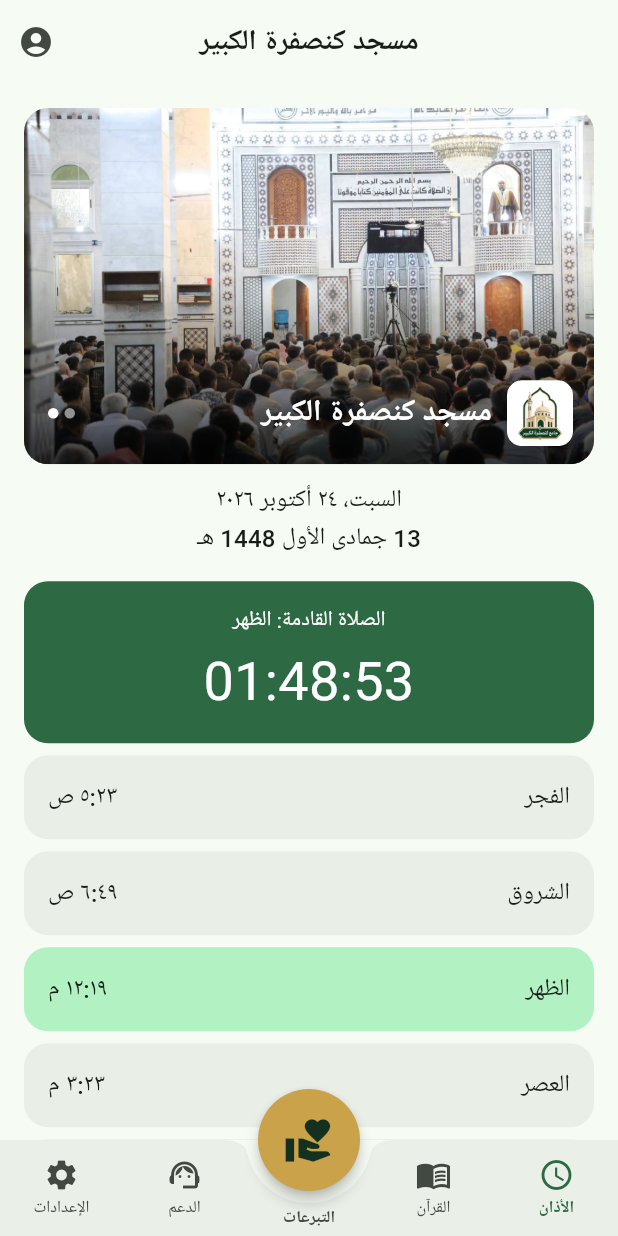
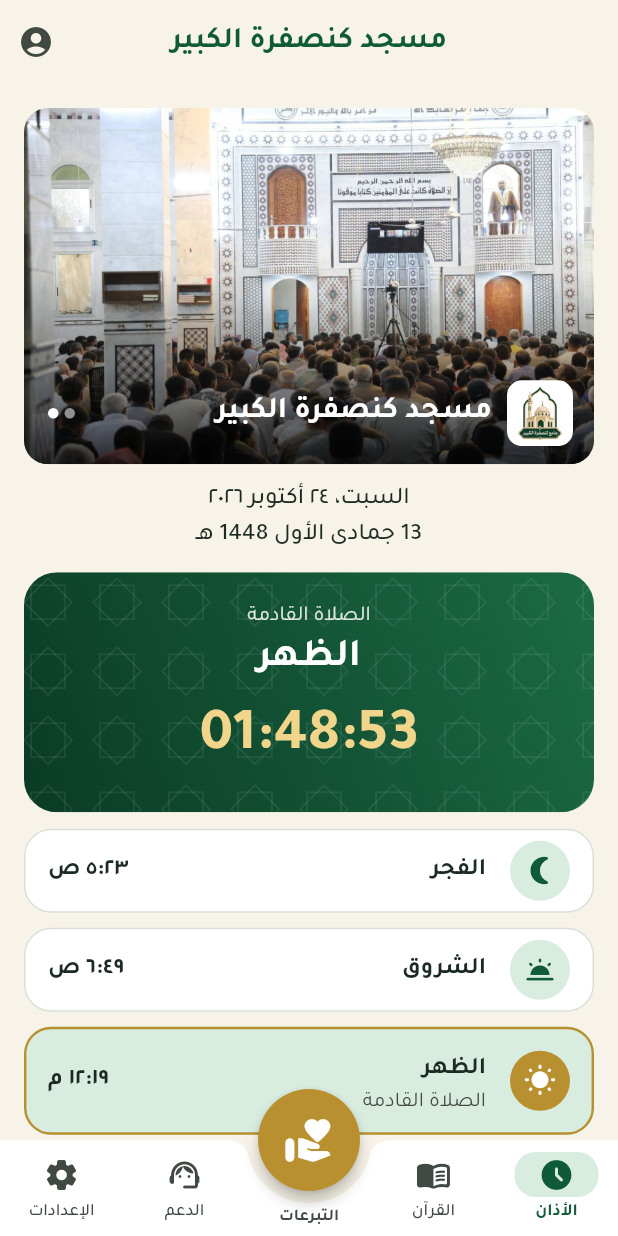
Before and after one commit to mohamedal2min-u/kansafra-mosque-app, a Flutter app: the screen it shows after launch, on a phone screen of 412 x 824 dp. Run offline on Flutter 3.47's test engine with Material 3 defaults, Android fonts, the phone set to English and light mode, and no system bars; our stand-ins replace adhan, flutter_local_notifications, google_sign_in, hijri, just_audio, permission_handler and 2 more.

Commit message:
Design refresh (Tajawal font, new palette, next-prayer card, icons), release signing via secrets
Co-Authored-By: Claude Sonnet 5.5 <noreply@anthropic.com>
Claude-Session: https://claude.ai/code/session_01XkGBCwJKScyzzPNe4HDGLL

```diff
--- a/lib/account/account_screen.dart
+++ b/lib/account/account_screen.dart
@@ -114,7 +114,7 @@ class _Donations extends StatelessWidget {
       const Divider(),
       for (final d in items)
         ListTile(
-          leading: const Icon(Icons.volunteer_activism),
+          leading: Icon(Icons.favorite_rounded, color: Theme.of(context).colorScheme.tertiary),
           title: Text(d.amount.isEmpty ? 'تبرّعت' : 'تبرّعت بـ ${d.amount}'),
           subtitle: Text('${_when(d.date)}${d.name.isEmpty ? '' : ' • ${d.name}'}'),
         ),
--- a/lib/donors/donors_tab.dart
+++ b/lib/donors/donors_tab.dart
@@ -70,7 +70,7 @@ class _DonorsListState extends State<DonorsList> {
                       ),
                     for (final d in list)
                       ListTile(
-                        leading: const Icon(Icons.volunteer_activism),
+                        leading: Icon(Icons.favorite_rounded, color: Theme.of(context).colorScheme.tertiary),
                         title: Text(d.line),
                         subtitle: Text(_when(d.date)),
                       ),
--- a/lib/main.dart
+++ b/lib/main.dart
@@ -23,38 +23,56 @@ Future<void> main() async {
   runApp(const MosqueApp());
 }
 
+const kGreen = Color(0xFF0F5A38);
+const kGold = Color(0xFFB8902F);
+
 ThemeData _theme(Brightness b) {
-  final scheme = ColorScheme.fromSeed(
-    seedColor: const Color(0xFF1B6B3F),
-    brightness: b,
-    tertiary: const Color(0xFFC9A24A), // ذهبي للتبرع والتمييز
+  final dark = b == Brightness.dark;
+  final base = ColorScheme.fromSeed(seedColor: kGreen, brightness: b);
+  final scheme = base.copyWith(
+    primary: dark ? const Color(0xFF7CD3A6) : kGreen,
+    onPrimary: dark ? const Color(0xFF06271A) : Colors.white,
+    primaryContainer: dark ? const Color(0xFF1C4A33) : const Color(0xFFD9ECE0),
+    onPrimaryContainer: dark ? const Color(0xFFD9ECE0) : const Color(0xFF0A3B25),
+    tertiary: dark ? const Color(0xFFE2B957) : kGold,
+    surface: dark ? const Color(0xFF0E1A14) : const Color(0xFFF7F3E8),
+    onSurface: dark ? const Color(0xFFE8EFEA) : const Color(0xFF1B2A22),
+    surfaceContainerHighest: dark ? const Color(0xFF18281F) : Colors.white,
   );
   return ThemeData(
     colorScheme: scheme,
     useMaterial3: true,
+    fontFamily: 'Tajawal',
     scaffoldBackgroundColor: scheme.surface,
     appBarTheme: AppBarTheme(
       centerTitle: true,
       backgroundColor: scheme.surface,
       surfaceTintColor: Colors.transparent,
-      titleTextStyle: TextStyle(color: scheme.onSurface, fontSize: 19, fontWeight: FontWeight.bold),
+      titleTextStyle: TextStyle(fontFamily: 'Tajawal', color: scheme.primary, fontSize: 20, fontWeight: FontWeight.w700),
     ),
     cardTheme: CardThemeData(
       elevation: 0,
-      color: scheme.surfaceContainerHighest.withValues(alpha: 0.55),
-      margin: const EdgeInsets.symmetric(vertical: 4),
-      shape: RoundedRectangleBorder(borderRadius: BorderRadius.circular(16)),
+      color: scheme.surfaceContainerHighest,
+      margin: const EdgeInsets.symmetric(vertical: 5),
+      shape: RoundedRectangleBorder(
+        borderRadius: BorderRadius.circular(18),
+        side: BorderSide(color: scheme.outlineVariant.withValues(alpha: 0.6)),
+      ),
     ),
     listTileTheme: const ListTileThemeData(contentPadding: EdgeInsets.symmetric(horizontal: 16)),
     inputDecorationTheme: InputDecorationTheme(
-      border: OutlineInputBorder(borderRadius: BorderRadius.circular(12)),
+      filled: true,
+      fillColor: scheme.surfaceContainerHighest,
+      border: OutlineInputBorder(borderRadius: BorderRadius.circular(14)),
     ),
     filledButtonTheme: FilledButtonThemeData(
       style: FilledButton.styleFrom(
-        minimumSize: const Size.fromHeight(50),
-        shape: RoundedRectangleBorder(borderRadius: BorderRadius.circular(14)),
+        minimumSize: const Size.fromHeight(52),
+        textStyle: const TextStyle(fontFamily: 'Tajawal', fontWeight: FontWeight.w700, fontSize: 16),
+        shape: RoundedRectangleBorder(borderRadius: BorderRadius.circular(16)),
       ),
     ),
+    bottomAppBarTheme: BottomAppBarThemeData(color: scheme.surfaceContainerHighest, surfaceTintColor: Colors.transparent),
   );
 }
 
@@ -103,9 +121,17 @@ class _HomeShellState extends State<HomeShell> {
         child: Padding(
           padding: const EdgeInsets.symmetric(vertical: 8),
           child: Column(mainAxisSize: MainAxisSize.min, children: [
-            Icon(icon, color: color),
+            AnimatedContainer(
+              duration: const Duration(milliseconds: 200),
+              padding: const EdgeInsets.symmetric(horizontal: 16, vertical: 3),
+              decoration: BoxDecoration(
+                color: selected ? scheme.primaryContainer : Colors.transparent,
+                borderRadius: BorderRadius.circular(14),
+              ),
+              child: Icon(icon, color: color, size: 24),
+            ),
             const SizedBox(height: 2),
-            Text(label, style: TextStyle(fontSize: 11, color: color, fontWeight: selected ? FontWeight.bold : null)),
+            Text(label, style: TextStyle(fontSize: 11.5, color: color, fontWeight: selected ? FontWeight.w700 : FontWeight.w500)),
           ]),
         ),
       ),
@@ -137,10 +163,10 @@ class _HomeShellState extends State<HomeShell> {
           shape: const CircleBorder(),
           elevation: donating ? 8 : 4,
           backgroundColor: scheme.tertiary,
-          foregroundColor: const Color(0xFF14301F),
+          foregroundColor: Colors.white,
           tooltip: 'التبرعات',
           onPressed: () => setState(() => _index = _donate),
-          child: const Icon(Icons.volunteer_activism, size: 34),
+          child: const Icon(Icons.volunteer_activism_rounded, size: 34),
         ),
       ),
       bottomNavigationBar: BottomAppBar(
@@ -149,8 +175,8 @@ class _HomeShellState extends State<HomeShell> {
         padding: EdgeInsets.zero,
         height: 64,
         child: Row(children: [
-          _item(0, Icons.access_time, 'الأذان'),
-          _item(1, Icons.menu_book, 'القرآن'),
+          _item(0, Icons.access_time_filled_rounded, 'الأذان'),
+          _item(1, Icons.menu_book_rounded, 'القرآن'),
           // مكان الزر الأوسط
           SizedBox(
             width: 84,
@@ -163,8 +189,8 @@ class _HomeShellState extends State<HomeShell> {
               ),
             ),
           ),
-          _item(3, Icons.support_agent, 'الدعم'),
-          _item(4, Icons.settings, 'الإعدادات'),
+          _item(3, Icons.support_agent_rounded, 'الدعم'),
+          _item(4, Icons.settings_rounded, 'الإعدادات'),
         ]),
       ),
     );
--- a/lib/screens/donations_screen.dart
+++ b/lib/screens/donations_screen.dart
@@ -30,7 +30,7 @@ class _DonationsScreenState extends State<DonationsScreen> {
         child: FilledButton.icon(
           style: FilledButton.styleFrom(
             backgroundColor: scheme.tertiary,
-            foregroundColor: const Color(0xFF14301F),
+            foregroundColor: Colors.white,
             minimumSize: const Size.fromHeight(54),
           ),
           onPressed: _donate,
--- a/lib/screens/prayer_times_screen.dart
+++ b/lib/screens/prayer_times_screen.dart
@@ -1,4 +1,5 @@
 import 'dart:async';
+import 'dart:math' as math;
 
 import 'package:flutter/material.dart';
 import 'package:hijri/hijri_calendar.dart';
@@ -17,6 +18,14 @@ class PrayerTimesScreen extends StatefulWidget {
 class _PrayerTimesScreenState extends State<PrayerTimesScreen> with WidgetsBindingObserver {
   static const _order = ['fajr', 'sunrise', 'dhuhr', 'asr', 'maghrib', 'isha'];
   static const _labels = {'sunrise': 'الشروق', ...PrayerCalc.names};
+  static const _icons = {
+    'fajr': Icons.nightlight_round,
+    'sunrise': Icons.wb_twilight_rounded,
+    'dhuhr': Icons.wb_sunny_rounded,
+    'asr': Icons.sunny,
+    'maghrib': Icons.nights_stay_rounded,
+    'isha': Icons.bedtime_rounded,
+  };
 
   Timer? _timer;
   // العدّاد يتحدّث بدون إعادة بناء الشاشة كلها، فيبقى الاستهلاك قليلًا.
@@ -117,35 +126,106 @@ class _PrayerTimesScreenState extends State<PrayerTimesScreen> with WidgetsBindi
           style: Theme.of(context).textTheme.titleMedium,
         ),
         const SizedBox(height: 12),
-        Card(
-          color: scheme.primary,
-          child: Padding(
-            padding: const EdgeInsets.all(16),
+        _NextPrayerCard(label: _labels[_nextKey]!, countdown: _countdown),
+        const SizedBox(height: 6),
+        for (final k in _order)
+          Card(
+            color: k == _nextKey ? scheme.primaryContainer : null,
+            shape: RoundedRectangleBorder(
+              borderRadius: BorderRadius.circular(18),
+              side: BorderSide(
+                color: k == _nextKey ? scheme.tertiary : scheme.outlineVariant.withValues(alpha: 0.6),
+                width: k == _nextKey ? 1.6 : 1,
+              ),
+            ),
+            child: ListTile(
+              leading: CircleAvatar(
+                radius: 20,
+                backgroundColor: k == _nextKey ? scheme.tertiary : scheme.primaryContainer,
+                child: Icon(_icons[k], color: k == _nextKey ? Colors.white : scheme.primary, size: 22),
+              ),
+              title: Text(_labels[k]!, style: const TextStyle(fontWeight: FontWeight.w700, fontSize: 16)),
+              subtitle: k == _nextKey ? const Text('الصلاة القادمة') : null,
+              trailing: Text(fmt.format(_today[k]!),
+                  style: Theme.of(context).textTheme.titleMedium?.copyWith(fontWeight: FontWeight.w700)),
+            ),
+          ),
+      ],
+    );
+  }
+}
+
+/// بطاقة الصلاة القادمة: تدرّج أخضر مع زخرفة نجمية خفيفة وعدّاد ذهبي.
+class _NextPrayerCard extends StatelessWidget {
+  final String label;
+  final ValueNotifier<String> countdown;
+  const _NextPrayerCard({required this.label, required this.countdown});
+
+  @override
+  Widget build(BuildContext context) {
+    return ClipRRect(
+      borderRadius: BorderRadius.circular(22),
+      child: Container(
+        padding: const EdgeInsets.symmetric(vertical: 20, horizontal: 16),
+        decoration: BoxDecoration(
+          gradient: LinearGradient(
+            begin: Alignment.topRight,
+            end: Alignment.bottomLeft,
+            colors: [Color(0xFF1C6B45), Color(0xFF0A3B25)],
+          ),
+        ),
+        child: CustomPaint(
+          painter: _StarPatternPainter(),
+          child: SizedBox(
+            width: double.infinity,
             child: Column(children: [
-              Text('الصلاة القادمة: ${_labels[_nextKey]}', style: TextStyle(color: scheme.onPrimary)),
-              const SizedBox(height: 4),
+              Text('الصلاة القادمة', style: TextStyle(color: Colors.white.withValues(alpha: 0.85), fontSize: 14)),
+              Text(label, style: const TextStyle(color: Colors.white, fontSize: 26, fontWeight: FontWeight.w700)),
+              const SizedBox(height: 6),
               ValueListenableBuilder<String>(
-                valueListenable: _countdown,
+                valueListenable: countdown,
                 builder: (_, v, __) => Text(
                   v,
-                  style: TextStyle(
-                    color: scheme.onPrimary, fontSize: 36,
-                    fontFeatures: const [FontFeature.tabularFigures()],
+                  style: const TextStyle(
+                    color: Color(0xFFF1D58A), fontSize: 40, fontWeight: FontWeight.w700,
+                    fontFeatures: [FontFeature.tabularFigures()],
                   ),
                 ),
               ),
             ]),
           ),
         ),
-        for (final k in _order)
-          Card(
-            color: k == _nextKey ? scheme.primaryContainer : null,
-            child: ListTile(
-              title: Text(_labels[k]!),
-              trailing: Text(fmt.format(_today[k]!), style: Theme.of(context).textTheme.titleMedium),
-            ),
-          ),
-      ],
+      ),
     );
   }
 }
+
+class _StarPatternPainter extends CustomPainter {
+  @override
+  void paint(Canvas canvas, Size size) {
+    final paint = Paint()
+      ..color = Colors.white.withValues(alpha: 0.07)
+      ..style = PaintingStyle.stroke
+      ..strokeWidth = 1.2;
+    const step = 46.0;
+    for (var y = 0.0; y < size.height + step; y += step) {
+      for (var x = 0.0; x < size.width + step; x += step) {
+        final c = Offset(x, y);
+        // نجمة ثمانية من مربعين متداخلين
+        for (var k = 0; k < 2; k++) {
+          final path = Path();
+          for (var i = 0; i < 4; i++) {
+            final a = math.pi / 4 * (k * 1) + math.pi / 2 * i;
+            final p = c + Offset(math.cos(a), math.sin(a)) * 16;
+            i == 0 ? path.moveTo(p.dx, p.dy) : path.lineTo(p.dx, p.dy);
+          }
+          path.close();
+          canvas.drawPath(path, paint);
+        }
+      }
+    }
+  }
+
+  @override
+  bool shouldRepaint(covariant CustomPainter oldDelegate) => false;
+}
```
Also changed, not shown: pubspec.yaml (+8 -0 lines), assets/fonts/LICENSE.txt (added), assets/fonts/Tajawal_400Regular.ttf (added), assets/fonts/Tajawal_500Medium.ttf (added), assets/fonts/Tajawal_700Bold.ttf (added), 3 other files.
